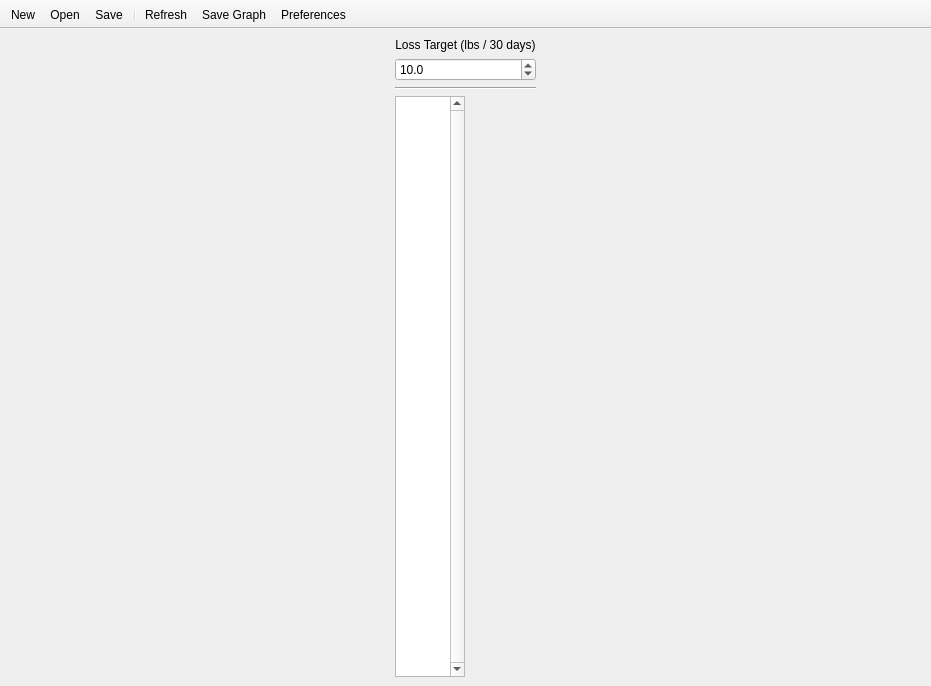
Before: the Qt Designer form ui/main.ui in afontenot/pyweight, drawn with Qt 5.
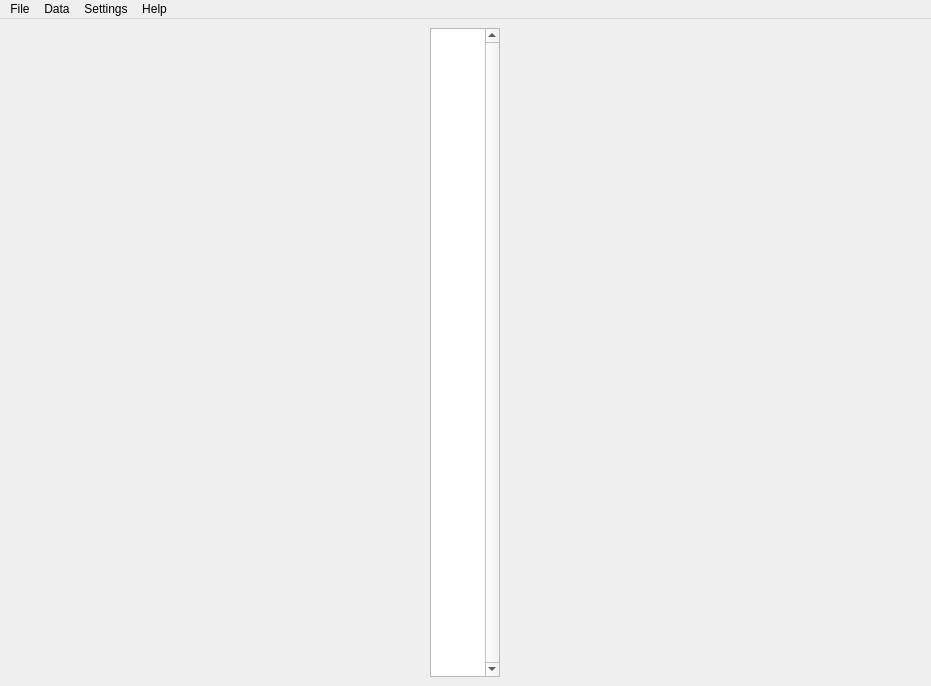
After: the same form once the commit is applied. Icons and pictures are not drawn.

Diff of the .ui file:
```diff
--- a/ui/main.ui
+++ b/ui/main.ui
@@ -20,41 +20,6 @@
   <widget class="QWidget" name="centralwidget">
    <layout class="QHBoxLayout" name="horizontalLayout" stretch="0">
     <item>
-     <layout class="QVBoxLayout" name="verticalLayout">
-      <item>
-       <widget class="QLabel" name="target_rate_label">
-        <property name="text">
-         <string>Loss Target (lbs / 30 days)</string>
-        </property>
-        <property name="alignment">
-         <set>Qt::AlignCenter</set>
-        </property>
-       </widget>
-      </item>
-      <item>
-       <widget class="QDoubleSpinBox" name="wlrate_spin_box">
-        <property name="decimals">
-         <number>1</number>
-        </property>
-        <property name="maximum">
-         <double>15.000000000000000</double>
-        </property>
-        <property name="singleStep">
-         <double>0.100000000000000</double>
-        </property>
-        <property name="value">
-         <double>10.000000000000000</double>
-        </property>
-       </widget>
-      </item>
-      <item>
-       <widget class="Line" name="line">
-        <property name="orientation">
-         <enum>Qt::Horizontal</enum>
-        </property>
-       </widget>
-      </item>
-      <item>
        <widget class="QTableView" name="tableView">
         <property name="enabled">
          <bool>true</bool>
@@ -83,46 +48,63 @@
        </widget>
       </item>
      </layout>
-    </item>
-   </layout>
   </widget>
-  <widget class="QToolBar" name="toolBar">
-   <property name="sizePolicy">
-    <sizepolicy hsizetype="Expanding" vsizetype="Fixed">
-     <horstretch>0</horstretch>
-     <verstretch>0</verstretch>
-    </sizepolicy>
+  <widget class="QMenuBar" name="menuBar">
+   <property name="geometry">
+    <rect>
+     <x>0</x>
+     <y>0</y>
+     <width>931</width>
+     <height>32</height>
+    </rect>
    </property>
-   <property name="windowTitle">
-    <string>toolBar</string>
-   </property>
-   <property name="movable">
-    <bool>false</bool>
-   </property>
-   <property name="floatable">
-    <bool>false</bool>
-   </property>
-   <attribute name="toolBarArea">
-    <enum>TopToolBarArea</enum>
-   </attribute>
-   <attribute name="toolBarBreak">
-    <bool>false</bool>
-   </attribute>
-   <addaction name="action_new"/>
-   <addaction name="action_open"/>
-   <addaction name="action_save"/>
+   <widget class="QMenu" name="menuFile">
+    <property name="title">
+     <string>File</string>
+    </property>
+    <addaction name="action_new_file"/>
+    <addaction name="action_open_file"/>
+    <addaction name="action_save_file"/>
    <addaction name="separator"/>
+    <addaction name="action_new_plan"/>
+    <addaction name="action_open_plan"/>
+    <addaction name="separator"/>
+    <addaction name="action_quit"/>
+   </widget>
+   <widget class="QMenu" name="menuData">
+    <property name="title">
+     <string>Data</string>
+    </property>
    <addaction name="action_refresh"/>
-   <addaction name="action_save_graph"/>
-   <addaction name="action_preferences"/>
-  </widget>
-  <action name="action_new">
-   <property name="icon">
-    <iconset theme="document-new">
-     <normaloff>.</normaloff>.</iconset>
-   </property>
+    <addaction name="action_export"/>
+   </widget>
+   <widget class="QMenu" name="menuSettings">
+    <property name="title">
+     <string>Settings</string>
+    </property>
+    <addaction name="action_plan_settings"/>
+    <addaction name="action_pyweight_settings"/>
+   </widget>
+   <widget class="QMenu" name="menuHelp">
+    <property name="title">
+     <string>Help</string>
+    </property>
+    <addaction name="action_about"/>
+    <addaction name="action_user_guide"/>
+   </widget>
+   <addaction name="menuFile"/>
+   <addaction name="menuData"/>
+   <addaction name="menuSettings"/>
+   <addaction name="menuHelp"/>
+  </widget>
+  <action name="action_about">
    <property name="text">
-    <string>New</string>
+    <string>About PyWeight</string>
+   </property>
+  </action>
+  <action name="action_new_file">
+   <property name="text">
+    <string>New File</string>
    </property>
    <property name="shortcut">
     <string>Ctrl+N</string>
@@ -134,7 +116,7 @@
      <normaloff>.</normaloff>.</iconset>
    </property>
    <property name="text">
-    <string>Open</string>
+    <string>Open File</string>
    </property>
    <property name="shortcut">
     <string>Ctrl+O</string>
@@ -146,7 +128,7 @@
      <normaloff>.</normaloff>.</iconset>
    </property>
    <property name="text">
-    <string>Save</string>
+    <string>Save File</string>
    </property>
    <property name="shortcut">
     <string>Ctrl+S</string>
@@ -158,7 +140,7 @@
      <normaloff>.</normaloff>.</iconset>
    </property>
    <property name="text">
-    <string>Refresh</string>
+    <string>Refresh Plot</string>
    </property>
   </action>
   <action name="action_save_graph">
@@ -167,7 +149,7 @@
      <normaloff>.</normaloff>.</iconset>
    </property>
    <property name="text">
-    <string>Save Graph</string>
+    <string>Plan Settings</string>
    </property>
   </action>
   <action name="action_preferences">
@@ -176,7 +158,7 @@
      <normaloff>.</normaloff>.</iconset>
    </property>
    <property name="text">
-    <string>Preferences</string>
+    <string>User Guide</string>
    </property>
   </action>
  </widget>
```
Left out of the diff: 58 changed lines with no effect on the pictures. Lines whose indentation alone changed are shown as unchanged.
